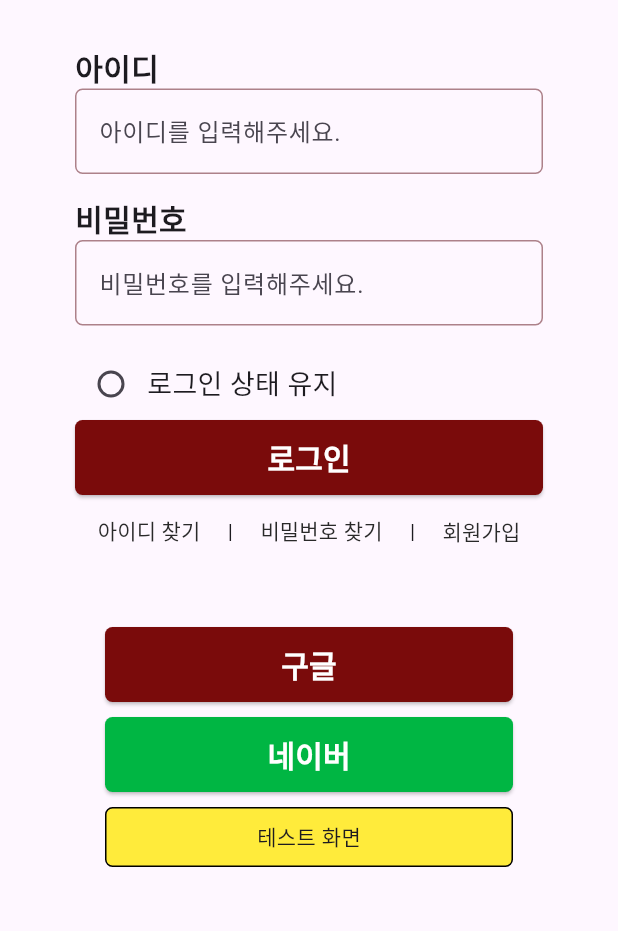
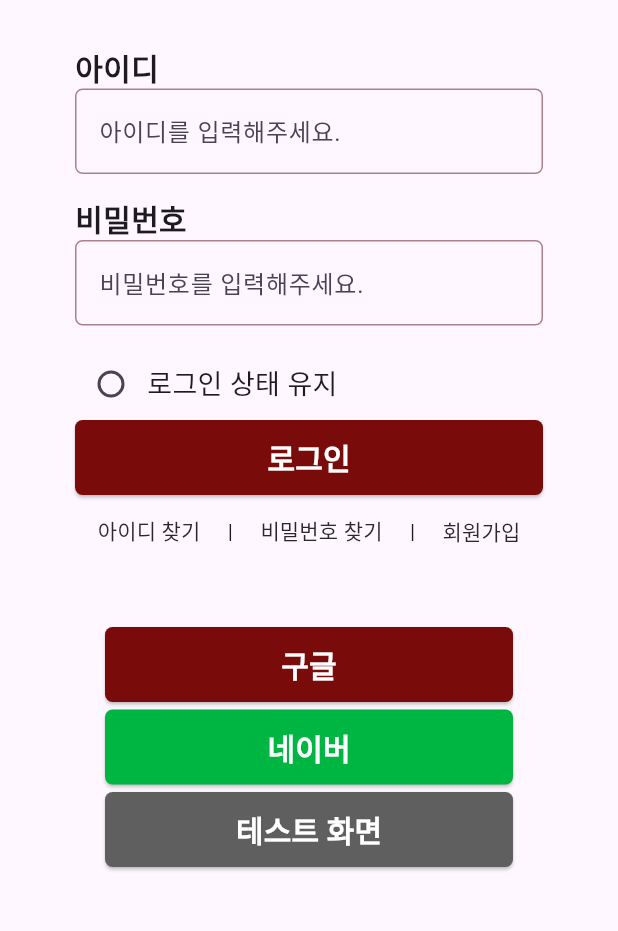
Before and after one commit to lee-giho/gachi_janchi, a Flutter app: the screen it shows after launch, on a phone screen of 412 x 824 dp, the part 300-1231 px from its top. Run offline on Flutter 3.47's test engine with Material 3 defaults, Android fonts, the phone set to English and light mode, and no system bars; our stand-ins replace cookie_jar, dio, dio_cookie_manager, flutter_dotenv, flutter_secure_storage, google_sign_in and 1 more; missing offline and left inert: flutter_naver_login, flutter_naver_map, qr_code_scanner_plus.

```diff
--- a/front/lib/screens/login_screen.dart
+++ b/front/lib/screens/login_screen.dart
@@ -453,7 +453,7 @@ class _LoginScreenState extends State<LoginScreen> {
                                 onPressed: () {
                                   Navigator.push(
                                     context,
-                                    MaterialPageRoute(builder: (context) => const FindPassword())
+                                    MaterialPageRoute(builder: (context) => const FindPasswordScreen())
                                   );
                                 },
                                 child: const Text(
@@ -571,20 +571,30 @@ class _LoginScreenState extends State<LoginScreen> {
                           //     child: Text("네이버로 로그인")
                           //   ),
                           // ),
-                          Container( // 카카오 로그인
-                            // width: screenWidth*0.7,
-                            height: 40,
-                            // margin: EdgeInsets.fromLTRB(0, screenHeight*0.02, 0, 0),
-                            decoration: BoxDecoration(
-                              color: Colors.yellow,
-                              border: Border.all(
-                                color: Colors.black,
-                                width: 1
+                          Container( // 테스트 화면
+                            child: ElevatedButton(
+                              onPressed: () {
+                                Navigator.push(
+                                  context,
+                                  MaterialPageRoute(builder: (context) => const TestScreen())
+                                );
+                              },
+                              style: ElevatedButton.styleFrom(
+                                // minimumSize: Size(screenWidth*0.8, 50),
+                                minimumSize: const Size.fromHeight(50),
+                                backgroundColor: const Color.fromARGB(255, 95, 95, 95),
+                                foregroundColor: Colors.white,
+                                shape: RoundedRectangleBorder(
+                                  borderRadius: BorderRadius.circular(5)
+                                )
                               ),
-                              borderRadius: BorderRadius.circular(5),
-                            ),
-                            child: const Center(
-                              child: Text("테스트 화면")
+                              child: const Text(
+                                "테스트 화면",
+                                style: TextStyle(
+                                  fontSize: 20,
+                                  fontWeight: FontWeight.bold
+                                ),
+                              )
                             ),
                           ),
                         ],
```
Also changed, not shown: front/lib/screens/find_password_screen.dart (+4 -4 lines), front/lib/screens/register_screen.dart (+14 -19 lines).
